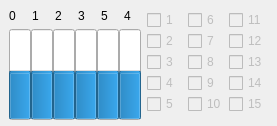
This is joystickviewrover.ui in RoverURC/Ares_URC as Qt 5 draws it before an edit. The edited form follows.
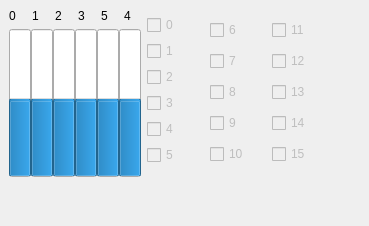
This is the edited form.

Patch:
```diff
--- a/joystickviewrover.ui
+++ b/joystickviewrover.ui
@@ -6,20 +6,20 @@
    <rect>
     <x>0</x>
     <y>0</y>
-    <width>277</width>
-    <height>126</height>
+    <width>369</width>
+    <height>226</height>
    </rect>
   </property>
   <property name="windowTitle">
    <string>Form</string>
   </property>
-  <widget class="QWidget" name="">
+  <widget class="QWidget" name="layoutWidget">
    <property name="geometry">
     <rect>
      <x>9</x>
      <y>9</y>
-     <width>261</width>
-     <height>111</height>
+     <width>326</width>
+     <height>168</height>
     </rect>
    </property>
    <layout class="QHBoxLayout" name="horizontalLayout_4">
@@ -79,7 +79,7 @@
         <item>
          <widget class="QProgressBar" name="progressBarAxis0">
           <property name="sizePolicy">
-           <sizepolicy hsizetype="Maximum" vsizetype="Maximum">
+           <sizepolicy hsizetype="Maximum" vsizetype="Minimum">
             <horstretch>0</horstretch>
             <verstretch>0</verstretch>
            </sizepolicy>
@@ -104,7 +104,7 @@
         <item>
          <widget class="QProgressBar" name="progressBarAxis1">
           <property name="sizePolicy">
-           <sizepolicy hsizetype="Maximum" vsizetype="Maximum">
+           <sizepolicy hsizetype="Maximum" vsizetype="Minimum">
             <horstretch>0</horstretch>
             <verstretch>0</verstretch>
            </sizepolicy>
@@ -129,7 +129,7 @@
         <item>
          <widget class="QProgressBar" name="progressBarAxis2">
           <property name="sizePolicy">
-           <sizepolicy hsizetype="Maximum" vsizetype="Maximum">
+           <sizepolicy hsizetype="Maximum" vsizetype="Minimum">
             <horstretch>0</horstretch>
             <verstretch>0</verstretch>
            </sizepolicy>
@@ -154,7 +154,7 @@
         <item>
          <widget class="QProgressBar" name="progressBarAxis3">
           <property name="sizePolicy">
-           <sizepolicy hsizetype="Maximum" vsizetype="Maximum">
+           <sizepolicy hsizetype="Maximum" vsizetype="Expanding">
             <horstretch>0</horstretch>
             <verstretch>0</verstretch>
            </sizepolicy>
@@ -179,7 +179,7 @@
         <item>
          <widget class="QProgressBar" name="progressBarAxis4">
           <property name="sizePolicy">
-           <sizepolicy hsizetype="Maximum" vsizetype="Maximum">
+           <sizepolicy hsizetype="Maximum" vsizetype="Minimum">
             <horstretch>0</horstretch>
             <verstretch>0</verstretch>
            </sizepolicy>
@@ -204,7 +204,7 @@
         <item>
          <widget class="QProgressBar" name="progressBarAxis5">
           <property name="sizePolicy">
-           <sizepolicy hsizetype="Maximum" vsizetype="Maximum">
+           <sizepolicy hsizetype="Maximum" vsizetype="Minimum">
             <horstretch>0</horstretch>
             <verstretch>0</verstretch>
            </sizepolicy>
@@ -237,6 +237,16 @@
       </property>
       <item>
        <layout class="QVBoxLayout" name="verticalLayout_3">
+        <item>
+         <widget class="QCheckBox" name="checkBoxButton0">
+          <property name="enabled">
+           <bool>false</bool>
+          </property>
+          <property name="text">
+           <string>0</string>
+          </property>
+         </widget>
+        </item>
         <item>
          <widget class="QCheckBox" name="checkBoxButton1">
           <property name="enabled">
```
Left out of the diff: 36 changed lines with no effect on the pictures.
